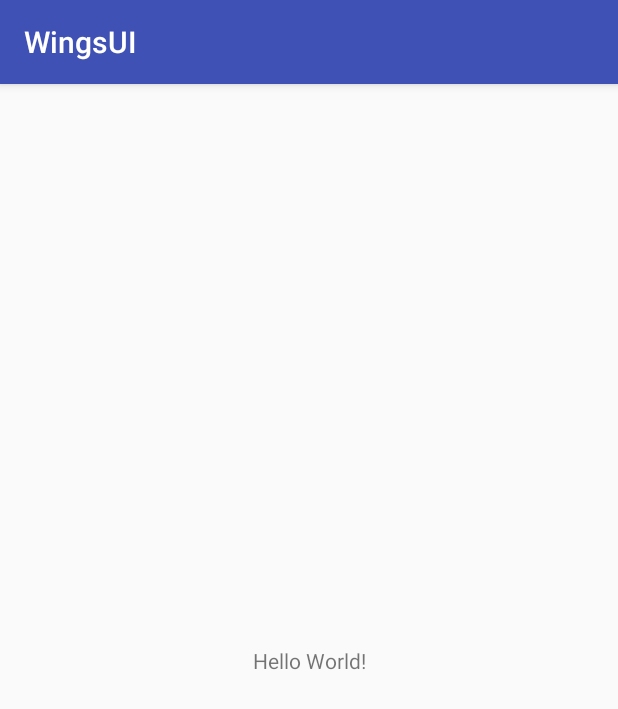
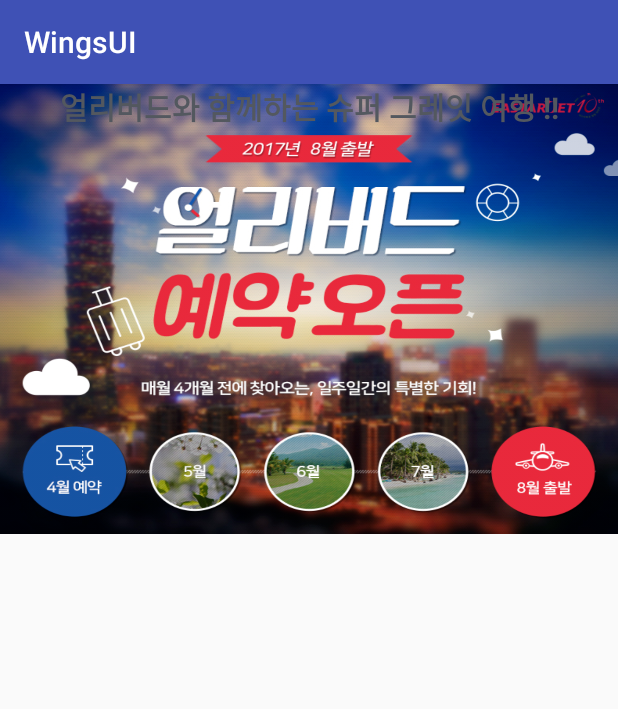
Before and after one commit to hyunji92/WingsUI, an Android app: the screen it shows after launch (MainActivity), on a phone screen of 412 x 824 dp. Shown: the top 709 px of the screen. Run offline under Robolectric (Android 15) with nearby library versions, the phone set to English and light mode, and no system bars.

Commit message:
set ConstraintLayout UI

```diff
--- a/app/src/main/res/layout/activity_main.xml
+++ b/app/src/main/res/layout/activity_main.xml
@@ -1,18 +1,39 @@
 <?xml version="1.0" encoding="utf-8"?>
-<android.support.constraint.ConstraintLayout xmlns:android="http://schemas.android.com/apk/res/android"
+<ScrollView xmlns:android="http://schemas.android.com/apk/res/android"
     xmlns:app="http://schemas.android.com/apk/res-auto"
+    xmlns:tools="http://schemas.android.com/tools"
+    android:layout_width="match_parent"
+    android:layout_height="match_parent">
+    <android.support.constraint.ConstraintLayout xmlns:app="http://schemas.android.com/apk/res-auto"
         xmlns:tools="http://schemas.android.com/tools"
         android:layout_width="match_parent"
         android:layout_height="match_parent"
         tools:context="com.hyundeee.app.wingsui.MainActivity">
 
+        <ImageView
+            android:layout_width="match_parent"
+            android:layout_height="300dp"
+            android:background="@drawable/ic_test_estar" />
+
+        <LinearLayout
+            android:id="@+id/content_layout"
+            android:layout_width="wrap_content"
+            android:layout_height="wrap_content"
+            android:orientation="horizontal"
+            app:layout_constraintEnd_toEndOf="parent"
+            app:layout_constraintStart_toStartOf="parent"
+            app:layout_editor_absoluteY="310dp">
+
             <TextView
                 android:layout_width="wrap_content"
                 android:layout_height="wrap_content"
-        android:text="Hello World!"
-        app:layout_constraintBottom_toBottomOf="parent"
-        app:layout_constraintLeft_toLeftOf="parent"
-        app:layout_constraintRight_toRightOf="parent"
-        app:layout_constraintTop_toTopOf="parent" />
+                android:text="얼리버드와 함께하는 슈퍼 그레잇 여행 !!"
+                android:textColor="@color/colorTitle"
+                android:textSize="20sp"
+                android:textStyle="bold" />
+
+        </LinearLayout>
+
 
     </android.support.constraint.ConstraintLayout>
+</ScrollView>
--- a/app/src/main/res/values/colors.xml
+++ b/app/src/main/res/values/colors.xml
@@ -3,4 +3,7 @@
     <color name="colorPrimary">#3F51B5</color>
     <color name="colorPrimaryDark">#303F9F</color>
     <color name="colorAccent">#FF4081</color>
+
+    <color name="colorTitle">#53585F</color>
+    <color name="colortext">#263238</color>
 </resources>
```
Also changed, not shown: app/src/main/res/drawable/ic_test.png (added), app/src/main/res/drawable/ic_test_estar.png (added). Lines whose indentation alone changed are shown as unchanged.
